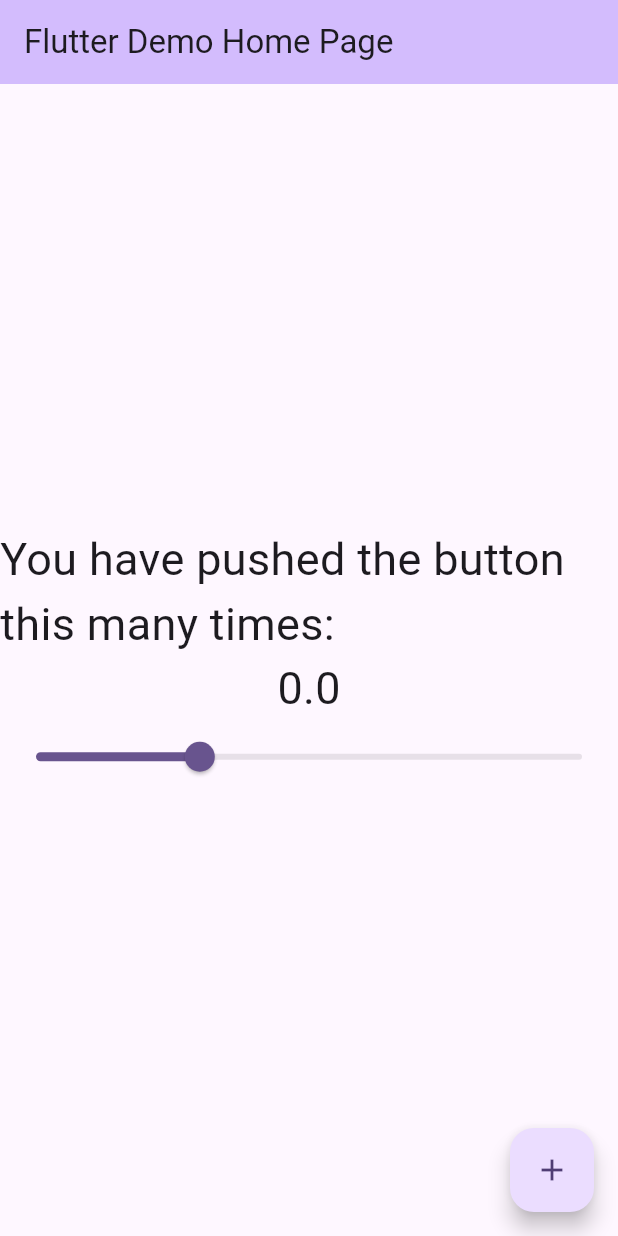
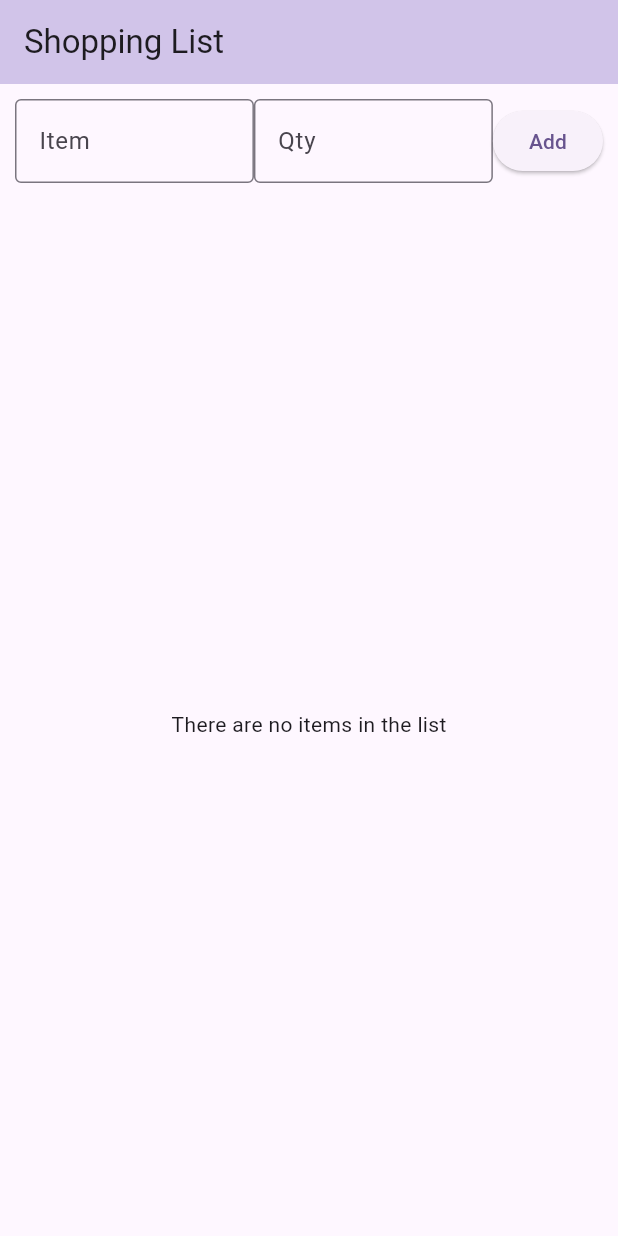
Before and after one commit to heckermonn/my_cst2335_labs, a Flutter app: the screen it shows after launch, on a phone screen of 412 x 824 dp. Run offline on Flutter 3.47's test engine with Material 3 defaults, Android fonts, the phone set to English and light mode, and no system bars.

Commit message:
Add Shopping List page, Create ListPage Widget

```diff
--- a/lib/main.dart
+++ b/lib/main.dart
@@ -7,123 +7,154 @@ void main() {
 class MyApp extends StatelessWidget {
   const MyApp({super.key});
 
-  // This widget is the root of your application.
   @override
   Widget build(BuildContext context) {
     return MaterialApp(
-      title: 'Flutter Demo',
+      title: 'Shopping List App',
       theme: ThemeData(
-        // This is the theme of your application.
-        //
-        // TRY THIS: Try running your application with "flutter run". You'll see
-        // the application has a purple toolbar. Then, without quitting the app,
-        // try changing the seedColor in the colorScheme below to Colors.green
-        // and then invoke "hot reload" (save your changes or press the "hot
-        // reload" button in a Flutter-supported IDE, or press "r" if you used
-        // the command line to start the app).
-        //
-        // Notice that the counter didn't reset back to zero; the application
-        // state is not lost during the reload. To reset the state, use hot
-        // restart instead.
-        //
-        // This works for code too, not just values: Most code changes can be
-        // tested with just a hot reload.
         colorScheme: ColorScheme.fromSeed(seedColor: Colors.deepPurple),
+        useMaterial3: true,
       ),
-      home: const MyHomePage(title: 'Flutter Demo Home Page'),
+      home: Scaffold(
+        appBar: AppBar(
+          title: const Text('Shopping List'),
+          backgroundColor: Colors.deepPurple.shade100,
+        ),
+        body: ListPage(),
+      ),
     );
   }
 }
 
-class MyHomePage extends StatefulWidget {
-  const MyHomePage({super.key, required this.title});
+class ShoppingItem {
+  String name;
+  String quantity;
 
-  // This widget is the home page of your application. It is stateful, meaning
-  // that it has a State object (defined below) that contains fields that affect
-  // how it looks.
+  ShoppingItem(this.name, this.quantity);
+}
 
-  // This class is the configuration for the state. It holds the values (in this
-  // case the title) provided by the parent (in this case the App widget) and
-  // used by the build method of the State. Fields in a Widget subclass are
-  // always marked "final".
+Widget ListPage() {
+  return const ShoppingListBody();
+}
 
-  final String title;
+class ShoppingListBody extends StatefulWidget {
+  const ShoppingListBody({super.key});
 
   @override
-  State<MyHomePage> createState() => _MyHomePageState();
+  State<ShoppingListBody> createState() => _ShoppingListBodyState();
 }
 
-class _MyHomePageState extends State<MyHomePage> {
-  var _counter = 0.0;
-  var myFontSize = 30.0;
+class _ShoppingListBodyState extends State<ShoppingListBody> {
+  final List<ShoppingItem> _items = [];
+  final TextEditingController _itemController = TextEditingController();
+  final TextEditingController _qtyController = TextEditingController();
 
-  void _incrementCounter() {
+  void _addItem() {
     setState(() {
-      // This call to setState tells the Flutter framework that something has
-      // changed in this State, which causes it to rerun the build method below
-      // so that the display can reflect the updated values. If we changed
-      // _counter without calling setState(), then the build method would not be
-      // called again, and so nothing would appear to happen.
-      if(_counter < 99.0) {
-        _counter++;
+      if (_itemController.text.trim().isNotEmpty &&
+          _qtyController.text.trim().isNotEmpty) {
+        _items.add(ShoppingItem(
+          _itemController.text.trim(),
+          _qtyController.text.trim(),
+        ));
+        _itemController.text = "";
+        _qtyController.text = "";
       }
     });
   }
-  setNewValue(double value)
-  {
-    setState(() {
-      _counter = value;
-      myFontSize = value;
-    });
+
+  void _confirmDelete(int index) {
+    showDialog(
+      context: context,
+      builder: (ctx) => AlertDialog(
+        title: const Text("Delete Item?"),
+        content: const Text("Do you want to delete this item?"),
+        actions: [
+          TextButton(
+            child: const Text("No"),
+            onPressed: () {
+              Navigator.of(ctx).pop();
+            },
+          ),
+          TextButton(
+            child: const Text("Yes"),
+            onPressed: () {
+              setState(() {
+                _items.removeAt(index);
+              });
+              Navigator.of(ctx).pop();
+            },
+          ),
+        ],
+      ),
+    );
   }
+
   @override
   Widget build(BuildContext context) {
-    // This method is rerun every time setState is called, for instance as done
-    // by the _incrementCounter method above.
-    //
-    // The Flutter framework has been optimized to make rerunning build methods
-    // fast, so that you can just rebuild anything that needs updating rather
-    // than having to individually change instances of widgets.
-    return Scaffold(
-      appBar: AppBar(
-        // TRY THIS: Try changing the color here to a specific color (to
-        // Colors.amber, perhaps?) and trigger a hot reload to see the AppBar
-        // change color while the other colors stay the same.
-        backgroundColor: Theme.of(context).colorScheme.inversePrimary,
-        // Here we take the value from the MyHomePage object that was created by
-        // the App.build method, and use it to set our appbar title.
-        title: Text(widget.title),
-      ),
-      body: Center(
-        // Center is a layout widget. It takes a single child and positions it
-        // in the middle of the parent.
-        child: Column(
-          // Column is also a layout widget. It takes a list of children and
-          // arranges them vertically. By default, it sizes itself to fit its
-          // children horizontally, and tries to be as tall as its parent.
-          //
-          // Column has various properties to control how it sizes itself and
-          // how it positions its children. Here we use mainAxisAlignment to
-          // center the children vertically; the main axis here is the vertical
-          // axis because Columns are vertical (the cross axis would be
-          // horizontal).
-          //
-          // TRY THIS: Invoke "debug painting" (choose the "Toggle Debug Paint"
-          // action in the IDE, or press "p" in the console), to see the
-          // wireframe for each widget.
-          mainAxisAlignment: MainAxisAlignment.center,
-          children: <Widget>[
-            Text('You have pushed the button this many times:', style: TextStyle(fontSize: myFontSize)),
-            Text('$_counter', style: TextStyle(fontSize: myFontSize)),
-            Slider(value:myFontSize, max:100.0, onChanged: setNewValue, min:0.0)
-          ],
+    return Column(
+      children: [
+        // Input Row
+        Padding(
+          padding: const EdgeInsets.all(10),
+          child: Row(
+            mainAxisAlignment: MainAxisAlignment.spaceBetween,
+            children: [
+              Expanded(
+                child: TextField(
+                  controller: _itemController,
+                  decoration: const InputDecoration(
+                    labelText: "Item",
+                    border: OutlineInputBorder(),
+                  ),
+                ),
+              ),
+              Expanded(
+                child: TextField(
+                  controller: _qtyController,
+                  decoration: const InputDecoration(
+                    labelText: "Qty",
+                    border: OutlineInputBorder(),
+                  ),
+                  keyboardType: TextInputType.number,
+                ),
+              ),
+              ElevatedButton(
+                onPressed: _addItem,
+                child: const Text("Add"),
+              ),
+            ],
+          ),
         ),
-      ),
-      floatingActionButton: FloatingActionButton(
-        onPressed: _incrementCounter,
-        tooltip: 'Increment',
-        child: const Icon(Icons.add),
-      ), // This trailing comma makes auto-formatting nicer for build methods.
+        const SizedBox(height: 10),
+        // List Section
+        Expanded(
+          child: _items.isEmpty
+              ? const Center(
+            child: Text("There are no items in the list"),
+          )
+              : ListView.builder(
+            itemCount: _items.length,
+            itemBuilder: (context, rowNum) {
+              final item = _items[rowNum];
+              return GestureDetector(
+                onLongPress: () => _confirmDelete(rowNum),
+                child: Padding(
+                  padding: const EdgeInsets.symmetric(
+                      horizontal: 15, vertical: 8),
+                  child: Row(
+                    mainAxisAlignment: MainAxisAlignment.spaceBetween,
+                    children: [
+                      Text("${rowNum + 1}. ${item.name}"),
+                      Text("Qty: ${item.quantity}"),
+                    ],
+                  ),
+                ),
+              );
+            },
+          ),
+        ),
+      ],
     );
   }
 }
```
